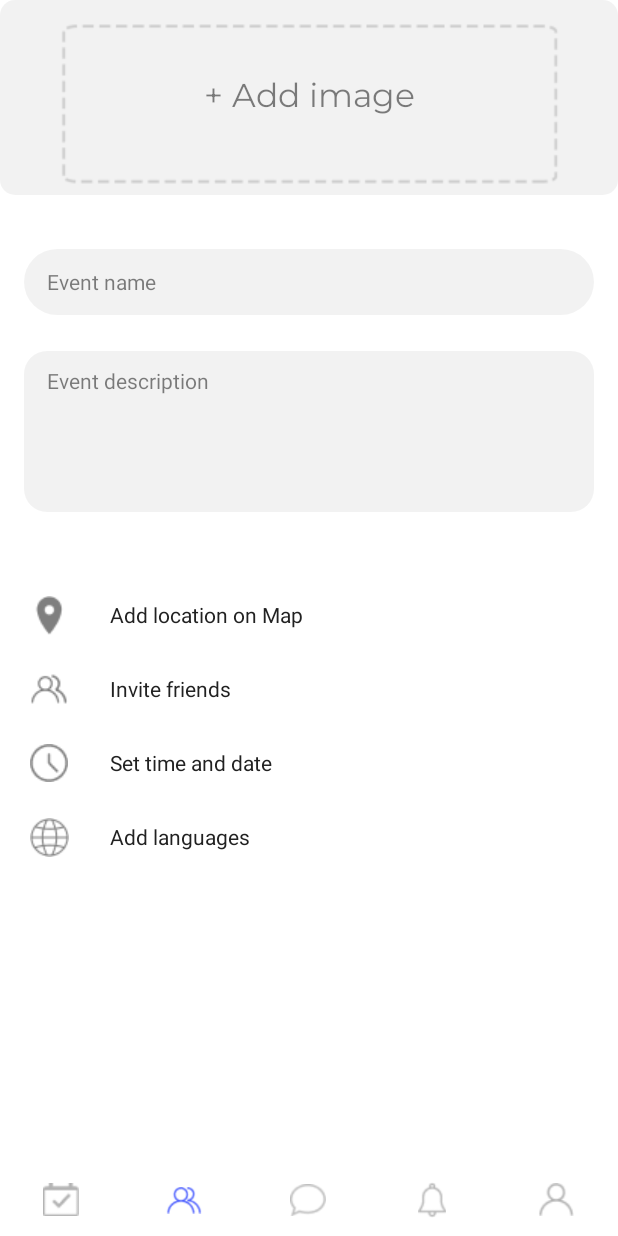
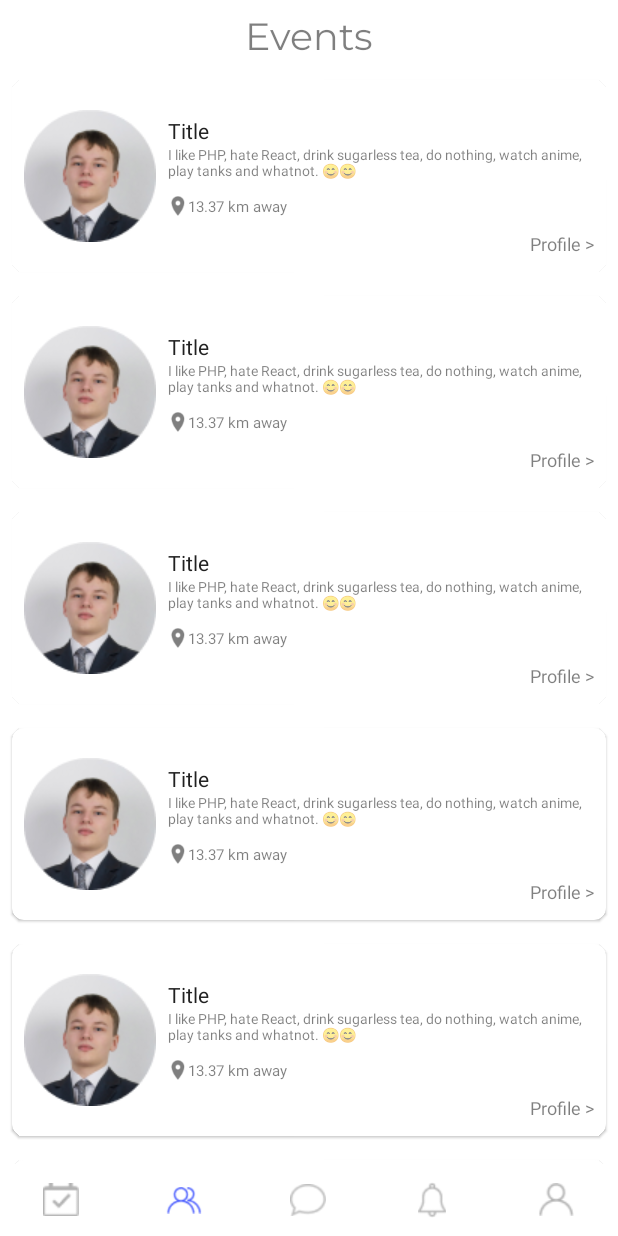
Before and after one commit to SpiderSwift/Parleo, an Android app: the TabsActivity screen opened directly, with no data from a screen before it, item 2 of the bottom bar chosen, on a phone screen of 412 x 824 dp. Run offline under Robolectric (Android 15) with nearby library versions, the light colour scheme and no system bars; our stand-ins replace ButterKnife; libraries missing offline, so code that uses them is left out: com.stfalcon.chatkit; 18 statements that could not run were skipped.

Commit message:
[users] Add users fragment

```diff
--- a/app/src/main/java/com/leathersoft/parleo/adapter/MainFragmentsAdapter.java
+++ b/app/src/main/java/com/leathersoft/parleo/adapter/MainFragmentsAdapter.java
@@ -10,6 +10,7 @@ import com.leathersoft.parleo.activity.events.EventScreenFragment;
 import com.leathersoft.parleo.fragment.EventFragment;
 import com.leathersoft.parleo.fragment.DialogFragment;
 import com.leathersoft.parleo.fragment.NotificationFragment;
+import com.leathersoft.parleo.fragment.users.UserFragment;
 
 public class MainFragmentsAdapter extends FragmentStatePagerAdapter {
 
@@ -28,7 +29,7 @@ public class MainFragmentsAdapter extends FragmentStatePagerAdapter {
             case EVENTS_INDEX:
                 return EventScreenFragment.newInstance();
             case 1:
-                return new EventFragment();
+                return UserFragment.newInstance();
             case DIALOG_INDEX:
                 return new DialogFragment();
             case NOTIFICATION_INDEX:
--- /dev/null
+++ b/app/src/main/java/com/leathersoft/parleo/fragment/users/UserAdapter.java
@@ -0,0 +1,29 @@
+package com.leathersoft.parleo.fragment.users;
+
+import android.support.annotation.NonNull;
+import android.support.v7.widget.RecyclerView;
+import android.view.View;
+import android.view.ViewGroup;
+
+import com.leathersoft.parleo.R;
+import com.leathersoft.parleo.activity.events.EventViewHolder;
+
+public class UserAdapter extends RecyclerView.Adapter<UserViewHolder> {
+
+    @NonNull
+    @Override
+    public UserViewHolder onCreateViewHolder(@NonNull ViewGroup viewGroup, int i) {
+        View view = View.inflate(viewGroup.getContext(),R.layout.user_item_view,null);
+        return new UserViewHolder(view);
+    }
+
+    @Override
+    public void onBindViewHolder(@NonNull UserViewHolder userViewHolder, int i) {
+
+    }
+
+    @Override
+    public int getItemCount() {
+        return 10;
+    }
+}
--- /dev/null
+++ b/app/src/main/java/com/leathersoft/parleo/fragment/users/UserFragment.java
@@ -0,0 +1,44 @@
+package com.leathersoft.parleo.fragment.users;
+
+import android.os.Bundle;
+import android.support.annotation.NonNull;
+import android.support.annotation.Nullable;
+import android.support.v4.app.Fragment;
+import android.support.v7.widget.LinearLayoutManager;
+import android.support.v7.widget.RecyclerView;
+import android.view.LayoutInflater;
+import android.view.View;
+import android.view.ViewGroup;
+
+import com.leathersoft.parleo.R;
+import com.leathersoft.parleo.activity.events.EventsPagerAdapter;
+
+import butterknife.BindView;
+import butterknife.ButterKnife;
+
+public class UserFragment extends Fragment {
+
+    @BindView(R.id.recycler_view_users)
+    RecyclerView mRecyclerView;
+
+    @Override
+    public void onCreate(@Nullable Bundle savedInstanceState) {
+        super.onCreate(savedInstanceState);
+    }
+
+    @Nullable
+    @Override
+    public View onCreateView(@NonNull LayoutInflater inflater, @Nullable ViewGroup container, @Nullable Bundle savedInstanceState) {
+        View v = inflater.inflate(R.layout.fragment_users,container,false);
+        ButterKnife.bind(this,v);
+
+        UserAdapter adapter = new UserAdapter();
+        mRecyclerView.setLayoutManager(new LinearLayoutManager(getContext()));
+        mRecyclerView.setAdapter(adapter);
+        return v;
+    }
+
+    public static UserFragment newInstance(){
+        return new UserFragment();
+    }
+}
--- /dev/null
+++ b/app/src/main/java/com/leathersoft/parleo/fragment/users/UserViewHolder.java
@@ -0,0 +1,11 @@
+package com.leathersoft.parleo.fragment.users;
+
+import android.support.annotation.NonNull;
+import android.support.v7.widget.RecyclerView;
+import android.view.View;
+
+public class UserViewHolder extends RecyclerView.ViewHolder {
+    public UserViewHolder(@NonNull View itemView) {
+        super(itemView);
+    }
+}
--- /dev/null
+++ b/app/src/main/res/layout/fragment_users.xml
@@ -0,0 +1,27 @@
+<?xml version="1.0" encoding="utf-8"?>
+<RelativeLayout
+    xmlns:android="http://schemas.android.com/apk/res/android"
+    xmlns:app="http://schemas.android.com/apk/res-auto"
+    android:layout_width="match_parent"
+    android:layout_height="match_parent">
+
+
+    <TextView
+        android:id="@+id/tv_title"
+        android:layout_width="match_parent"
+        android:layout_height="wrap_content"
+        android:layout_marginTop="8dp"
+        android:background="@android:color/transparent"
+        android:fontFamily="@font/montserrat"
+        android:gravity="center"
+        android:text="Events"
+        android:textColor="#80000000"
+        android:textSize="25sp" />
+
+    <android.support.v7.widget.RecyclerView
+        android:id="@+id/recycler_view_users"
+        android:layout_width="match_parent"
+        android:layout_height="match_parent"
+        android:layout_below="@id/tv_title"/>
+
+</RelativeLayout>
--- /dev/null
+++ b/app/src/main/res/layout/user_item_view.xml
@@ -0,0 +1,99 @@
+<?xml version="1.0" encoding="utf-8"?>
+
+<RelativeLayout
+    android:layout_width="match_parent"
+    android:layout_height="wrap_content"
+    xmlns:android="http://schemas.android.com/apk/res/android" >
+
+    <android.support.design.card.MaterialCardView
+        xmlns:android="http://schemas.android.com/apk/res/android"
+        android:layout_width="match_parent"
+        android:layout_height="wrap_content"
+        android:layout_margin="8dp"
+
+        app:cardCornerRadius="8dp"
+        android:elevation="2dp"
+
+        xmlns:app="http://schemas.android.com/apk/res-auto">
+
+        <android.support.constraint.ConstraintLayout
+            android:layout_width="match_parent"
+            android:layout_height="128dp">
+
+            <ImageView
+                android:id="@+id/user_avatar"
+                android:layout_width="88dp"
+                android:layout_height="88dp"
+
+                android:layout_margin="8dp"
+
+                android:src="@drawable/user_avatar"
+                app:layout_constraintBottom_toBottomOf="parent"
+                app:layout_constraintStart_toStartOf="parent"
+                app:layout_constraintTop_toTopOf="parent" />
+
+            <LinearLayout
+                android:id="@+id/user_card_info"
+                android:layout_width="0dp"
+                android:layout_height="0dp"
+
+                android:layout_marginStart="8dp"
+                android:layout_marginEnd="8dp"
+                android:layout_marginTop="4dp"
+                android:layout_marginBottom="4dp"
+
+                android:orientation="vertical"
+
+                app:layout_constraintStart_toEndOf="@id/user_avatar"
+                app:layout_constraintTop_toTopOf="@id/user_avatar"
+                app:layout_constraintBottom_toTopOf="@id/user_card_profile_btn"
+                app:layout_constraintEnd_toEndOf="parent"
+                >
+
+                <TextView
+                    android:layout_width="wrap_content"
+                    android:layout_height="wrap_content"
+                    style="@style/user_card_title"
+                    android:text="Title"/>
+                <TextView
+                    android:layout_width="wrap_content"
+                    android:layout_height="wrap_content"
+                    android:lines="3"
+                    style="@style/user_card_description"
+                    android:text="@string/user_card_placeholder"/>
+
+                <LinearLayout
+                    android:layout_width="wrap_content"
+                    android:layout_height="wrap_content">
+                    <ImageView
+                        android:layout_width="13dp"
+                        android:layout_height="13dp"
+                        android:background="@drawable/ic_location"/>
+                    <TextView
+                        android:layout_width="wrap_content"
+                        android:layout_height="wrap_content"
+                        style="@style/user_card_distance"
+                        android:text="13.37 km away"/>
+                </LinearLayout>
+
+            </LinearLayout>
+
+
+            <TextView
+                android:id="@+id/user_card_profile_btn"
+                android:layout_width="wrap_content"
+                android:layout_height="15dp"
+                android:layout_marginEnd="8dp"
+                android:layout_marginBottom="12dp"
+
+                app:layout_constraintBottom_toBottomOf="parent"
+                app:layout_constraintEnd_toEndOf="parent"
+                app:layout_constraintTop_toBottomOf="@id/user_card_info"
+
+                android:text="@string/users_profile_button"
+                android:textAppearance="@style/user_card_profile_btn"
+                android:gravity="center_vertical"
+                />
+        </android.support.constraint.ConstraintLayout>
+    </android.support.design.card.MaterialCardView>
+</RelativeLayout>
--- a/app/src/main/res/values/strings.xml
+++ b/app/src/main/res/values/strings.xml
@@ -27,6 +27,12 @@
     <string name="event_button_join">Join</string>
 
 
+    <!--Users fragment-->
+    <string name="users_page_title">Users</string>
+    <string name="users_profile_button">Profile \></string>
+    <string name="user_card_placeholder">
+        I like PHP, hate React, drink sugarless tea, do nothing, watch anime, play tanks and whatnot. 😊😊
+    </string>
     <!-- TODO: Remove or change this placeholder text -->
     <string name="hello_blank_fragment">Hello blank fragment</string>
 
--- a/app/src/main/res/values/styles.xml
+++ b/app/src/main/res/values/styles.xml
@@ -90,4 +90,50 @@
         </item>
 
     </style>
+
+    <!--User list-->
+    <style name="user_card_title">
+
+        <item name="android:textSize">
+            14sp
+        </item>
+
+        <item name="android:textColor">
+            #212121
+        </item>
+    </style>
+
+    <style name="user_card_description">
+        <item name="android:textSize">
+            9sp
+        </item>
+        <item name="android:textColor">
+            #80000000
+        </item>
+    </style>
+
+    <style name="user_card_distance">
+        <item name="android:textSize">
+            10sp
+        </item>
+
+        <item name="android:textColor">
+            #80000000
+        </item>
+
+    </style>
+
+    <style name="user_card_profile_btn">
+
+        <item name="android:textSize">
+            12sp
+        </item>
+
+        <item name="android:textColor">
+            #80000000
+        </item>
+
+    </style>
+
+
 </resources>
```
Also changed, not shown: app/src/main/res/drawable/user_avatar.png (added).
